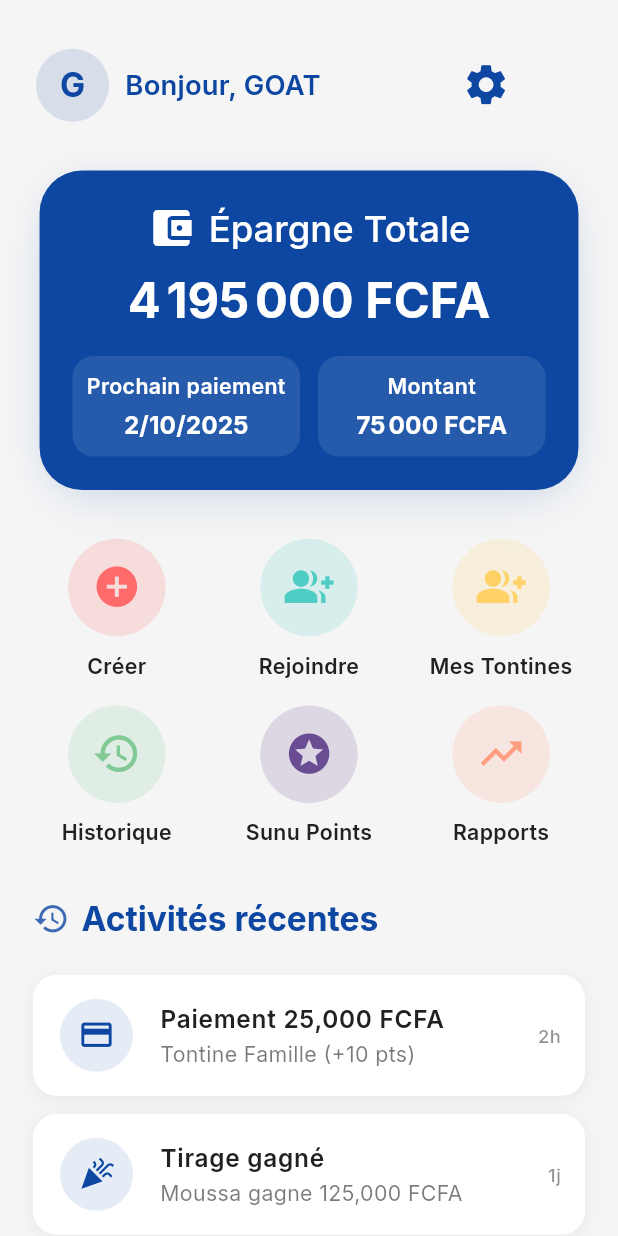
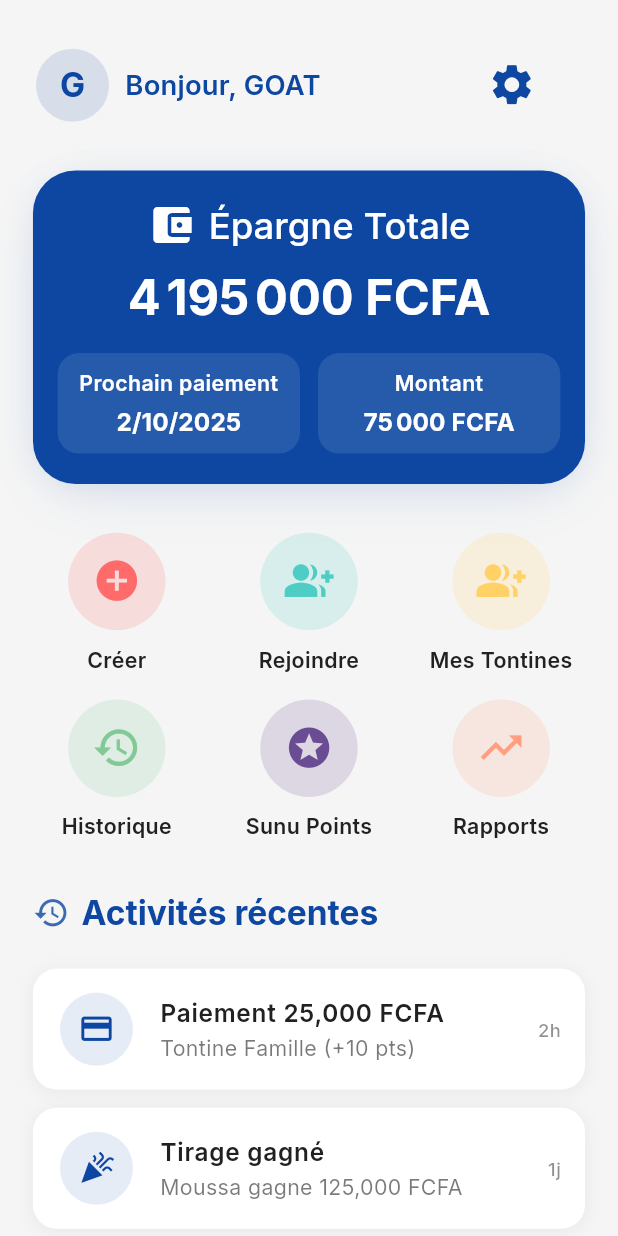
Before and after one commit to traorecheikh/test-ui, a Flutter app: the HomeView screen opened by its route, on a phone screen of 412 x 824 dp. Run offline on Flutter 3.47's test engine with Material 3 defaults, Android fonts, the phone set to English and light mode, and no system bars; drawn by our look-alikes of auto_size_text; our stand-ins replace confetti, connectivity_plus, country_picker, dio, dropdown_button2, flutter_animate and 17 more; missing offline and left inert: mobile_scanner; accounts and stored records are empty; generated files the repository leaves out were written again.

```diff
--- a/lib/app/localization/app_translations.dart
+++ b/lib/app/localization/app_translations.dart
@@ -70,6 +70,15 @@ class AppTranslations extends Translations {
       'activity_reminder_subtitle': 'Tomorrow at 14:00',
       'activity_new_member': 'New member',
       'activity_new_member_subtitle': 'Fatou joined Friends Tontine',
+      'login_illustration': 'Login illustration',
+      'login_welcome': 'Welcome back!',
+      'login_subtitle':
+          'Enter your phone number to sign in or create an account.',
+      'login_phone_label': 'Phone number',
+      'login_phone_hint': 'e.g. 77 123 45 67',
+      'login_phone_error_short': 'Phone number is too short',
+      'login_button': 'Continue',
+      'login_help': 'Need help?',
     },
     'fr_FR': {
       'hello': 'Bonjour',
@@ -139,6 +148,15 @@ class AppTranslations extends Translations {
       'activity_reminder_subtitle': 'Demain à 14h00',
       'activity_new_member': 'Nouveau membre',
       'activity_new_member_subtitle': 'Fatou a rejoint Tontine Amis',
+      'login_illustration': 'Illustration de connexion',
+      'login_welcome': 'Bienvenue !',
+      'login_subtitle':
+          'Entrez votre numéro de téléphone pour vous connecter ou créer un compte.',
+      'login_phone_label': 'Numéro de téléphone',
+      'login_phone_hint': 'ex. 77 123 45 67',
+      'login_phone_error_short': 'Numéro trop court',
+      'login_button': 'Continuer',
+      'login_help': 'Besoin d’aide ?',
     },
     'wo_SN': {
       'hello': 'Jàmm',
@@ -206,6 +224,14 @@ class AppTranslations extends Translations {
       'activity_reminder_subtitle': 'Suba ci 14:00',
       'activity_new_member': 'Jëfandikoo bu bees',
       'activity_new_member_subtitle': 'Fatou bokk ci Tontine Amis',
+      'login_illustration': 'Saxal ci login',
+      'login_welcome': 'Nioo!',
+      'login_subtitle': 'Bindal sa nummëru telefoon ngir dugg walla sos akont.',
+      'login_phone_label': 'Nummëru telefoon',
+      'login_phone_hint': 'mësal: 77 123 45 67',
+      'login_phone_error_short': 'Nummëru gàtt',
+      'login_button': 'Jëfandikoo',
+      'login_help': 'So amee jafe-jafe?',
     },
     // Add more languages here
   };
--- a/lib/app/modules/auth/views/login_screen.dart
+++ b/lib/app/modules/auth/views/login_screen.dart
@@ -16,10 +16,6 @@ class LoginScreen extends GetView<LoginController> {
     final theme = Theme.of(context);
     return Scaffold(
       backgroundColor: theme.colorScheme.background,
-      appBar: AppBar(
-        backgroundColor: theme.colorScheme.background,
-        elevation: 0,
-      ),
       body: SingleChildScrollView(
         physics: BouncingScrollPhysics(),
         padding: EdgeInsets.symmetric(horizontal: 24.w, vertical: 16.h),
@@ -211,7 +207,7 @@ class LoginScreen extends GetView<LoginController> {
                   mainAxisSize: MainAxisSize.min,
                   children: [
                     Text(
-                      'Recevoir le code',
+                      'Se Connecter',
                       style: TextStyle(
                         fontSize: 20,
                         fontWeight: FontWeight.bold,
--- a/lib/app/modules/home/views/home_view.dart
+++ b/lib/app/modules/home/views/home_view.dart
@@ -65,7 +65,7 @@ class HomeView extends GetView<HomeController> {
                       ],
                     ),
                   ),
-                  Spacer(flex: 3),
+                  Spacer(flex: 4),
                   IconButton(
                     icon: Icon(
                       Icons.settings,
@@ -106,7 +106,7 @@ class HomeView extends GetView<HomeController> {
         : '--';
 
     return Container(
-      margin: EdgeInsets.symmetric(horizontal: 4.w),
+      margin: EdgeInsets.symmetric(horizontal: 0.w),
       decoration: BoxDecoration(
         borderRadius: BorderRadius.circular(28.r),
         boxShadow: [
@@ -125,7 +125,7 @@ class HomeView extends GetView<HomeController> {
         ],
       ),
       child: Container(
-        padding: EdgeInsets.symmetric(horizontal: 20.w, vertical: 22.h),
+        padding: EdgeInsets.symmetric(horizontal: 15.w, vertical: 20.h),
         decoration: BoxDecoration(
           color: theme.colorScheme.primary,
           borderRadius: BorderRadius.circular(28.r),
--- a/lib/main.dart
+++ b/lib/main.dart
@@ -104,6 +104,6 @@ class _MyAppState extends State<MyApp> {
       return Routes.PIN_AUTH;
     }
 
-    return Routes.SPLASH;
+    return Routes.login;
   }
 }
```
Also changed, not shown: lib/app/modules/auth/bindings/auth_binding.dart (+11 -2 lines).
